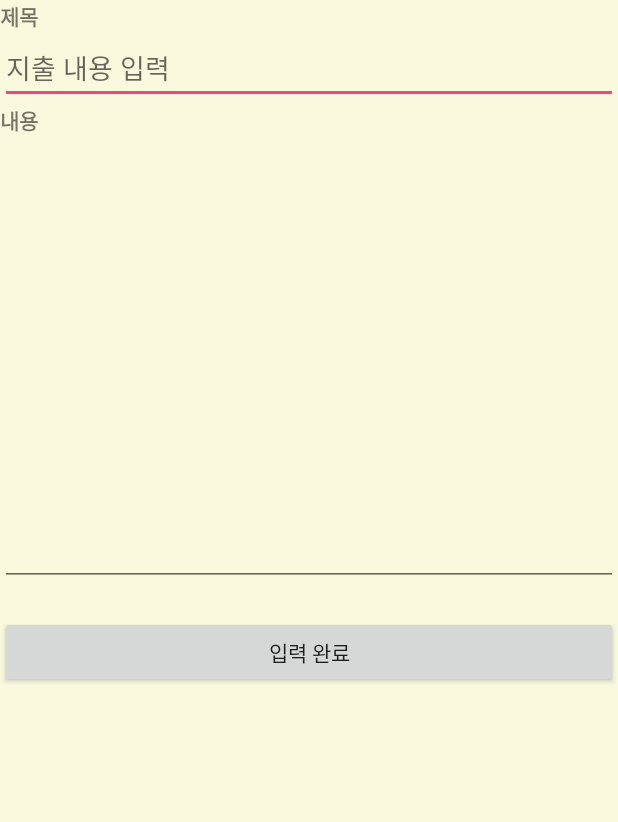
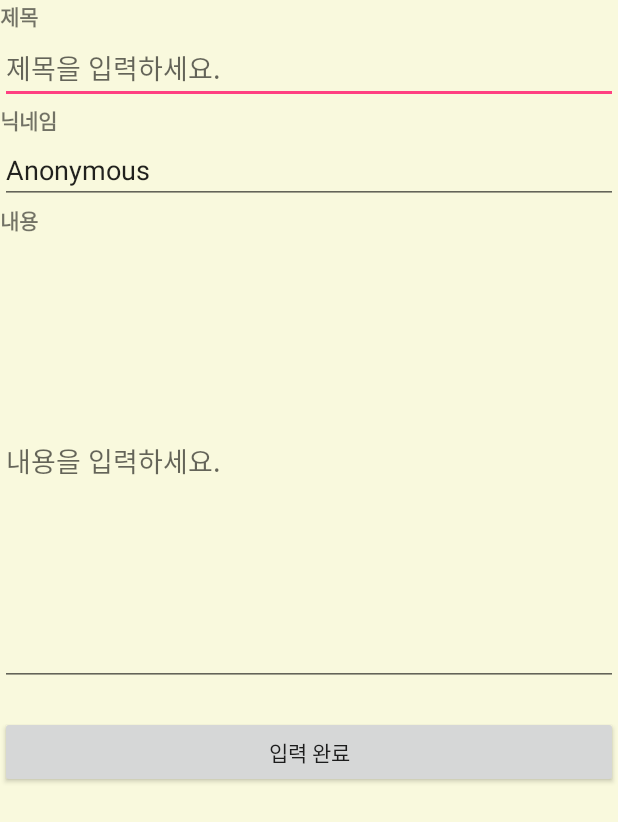
Before and after one commit to kimhd95/Brown_Dogg, an Android app: the AddItemActivity screen opened directly, with no data from a screen before it, on a phone screen of 412 x 824 dp. Shown: the top 822 px of the screen. Run offline under Robolectric (Android 15) with nearby library versions, the phone set to English and light mode, and no system bars.

Commit message:
탭3 레이아웃 다듬

```diff
--- a/app/src/main/java/com/example/q/Tab1andTab2_01/AddItemActivity.java
+++ b/app/src/main/java/com/example/q/Tab1andTab2_01/AddItemActivity.java
@@ -12,7 +12,7 @@ import org.json.JSONObject;
 
 public class AddItemActivity extends AppCompatActivity {
     private Intent intent;
-    private EditText title_EditText, text_EditText;
+    private EditText title_EditText, text_EditText, author_EditText;
     private static final String url = "http://52.231.69.145:8080";
 
     @Override
@@ -22,6 +22,7 @@ public class AddItemActivity extends AppCompatActivity {
 
         title_EditText = (EditText)findViewById(R.id.title__EDITTEXT);
         text_EditText = (EditText)findViewById(R.id.text_EDITTEXT);
+        author_EditText = (EditText)findViewById(R.id.nickname_edittext);
         Button button = (Button)findViewById(R.id.button);
 
         button.setOnClickListener(new View.OnClickListener() {
@@ -34,7 +35,7 @@ public class AddItemActivity extends AppCompatActivity {
                     json_send.put("_ADD", 1);
                     json_send.put("_title", title_EditText.getText().toString());
                     json_send.put("_text", text_EditText.getText().toString());
-                    json_send.put("_author", "anonymous");
+                    json_send.put("_author", author_EditText.getText().toString());
                 } catch (JSONException e) {
                     e.printStackTrace();
                 }
--- a/app/src/main/java/com/example/q/Tab1andTab2_01/ListViewAdapter.java
+++ b/app/src/main/java/com/example/q/Tab1andTab2_01/ListViewAdapter.java
@@ -41,17 +41,15 @@ public class ListViewAdapter extends BaseAdapter {
             convertView = inflater.inflate(R.layout.item_listview, null);
             holder.tvtime = (TextView) convertView.findViewById(R.id.time_TEXTVIEW);
             holder.tvdesc = (TextView) convertView.findViewById(R.id.description_TEXTVIEW);
-            holder.tvsum = (TextView) convertView.findViewById(R.id.sum_TEXTVIEW);
             convertView.setTag(holder);
             String author = contentModelArrayList.get(position).getAuthor();
             String title = contentModelArrayList.get(position).getTitle();
             holder.tvtime.setText(author);
             holder.tvdesc.setText(title);
-            holder.tvsum.setText(" ");
         return convertView;
     }
 
     private class ViewHolder {
-        protected TextView tvtime, tvdesc, tvsum;
+        protected TextView tvtime, tvdesc;
     }
 }
--- a/app/src/main/java/com/example/q/Tab1andTab2_01/viewDetailBoard.java
+++ b/app/src/main/java/com/example/q/Tab1andTab2_01/viewDetailBoard.java
@@ -31,8 +31,8 @@ public class viewDetailBoard extends AppCompatActivity {
         String _ath = intent.getStringExtra("Author");
         String _txt = intent.getStringExtra("Text");
 
-        __Title.setText(_tit);
-        __Author.setText(_ath);
+        __Title.setText("제목 : " + _tit);
+        __Author.setText("작성자 : " + _ath);
         __Text.setText(_txt);
 
         button.setOnClickListener(new View.OnClickListener() {
--- a/app/src/main/res/layout/activity_add_item.xml
+++ b/app/src/main/res/layout/activity_add_item.xml
@@ -24,8 +24,23 @@
             android:layout_width="match_parent"
             android:layout_height="wrap_content"
             android:ems="10"
-            android:hint="지출 내용 입력"
+            android:hint="제목을 입력하세요."
             android:inputType="textPersonName" />
+
+        <TextView
+            android:id="@+id/textView"
+            android:layout_width="match_parent"
+            android:layout_height="wrap_content"
+            android:text="닉네임"
+            android:textStyle="bold" />
+
+        <EditText
+            android:id="@+id/nickname_edittext"
+            android:layout_width="match_parent"
+            android:layout_height="wrap_content"
+            android:ems="10"
+            android:inputType="textPersonName"
+            android:text="Anonymous" />
 
         <TextView
             android:id="@+id/sum__TEXTVIEW"
@@ -39,6 +54,7 @@
             android:layout_width="match_parent"
             android:layout_height="300dp"
             android:ems="10"
+            android:hint="내용을 입력하세요."
             android:inputType="textMultiLine" />
 
         <Button
--- a/app/src/main/res/layout/fragment_third.xml
+++ b/app/src/main/res/layout/fragment_third.xml
@@ -23,6 +23,7 @@
         android:layout_width="match_parent"
         android:layout_height="wrap_content"
         android:layout_gravity="bottom|start"
+        android:layout_margin="16dp"
         android:clickable="true"
         app:srcCompat="@android:drawable/ic_menu_rotate" />
 
```
Also changed, not shown: app/src/main/res/layout/activity_view_detail_board.xml (+26 -3 lines), app/src/main/res/layout/item_listview.xml (+2 -12 lines).
